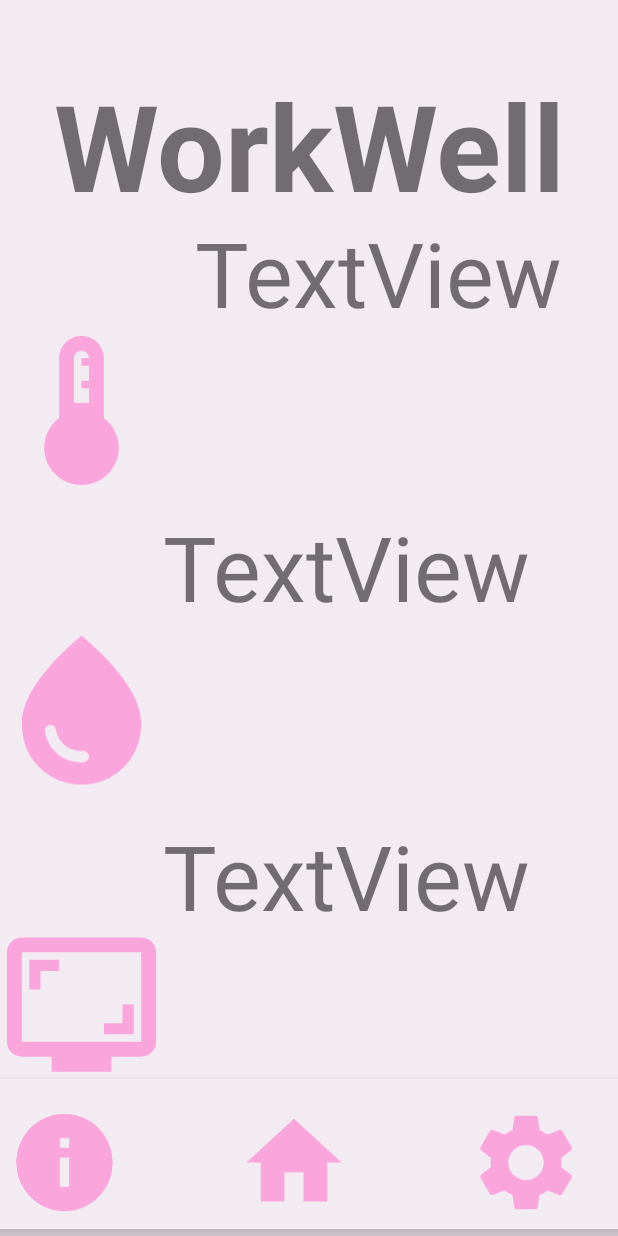
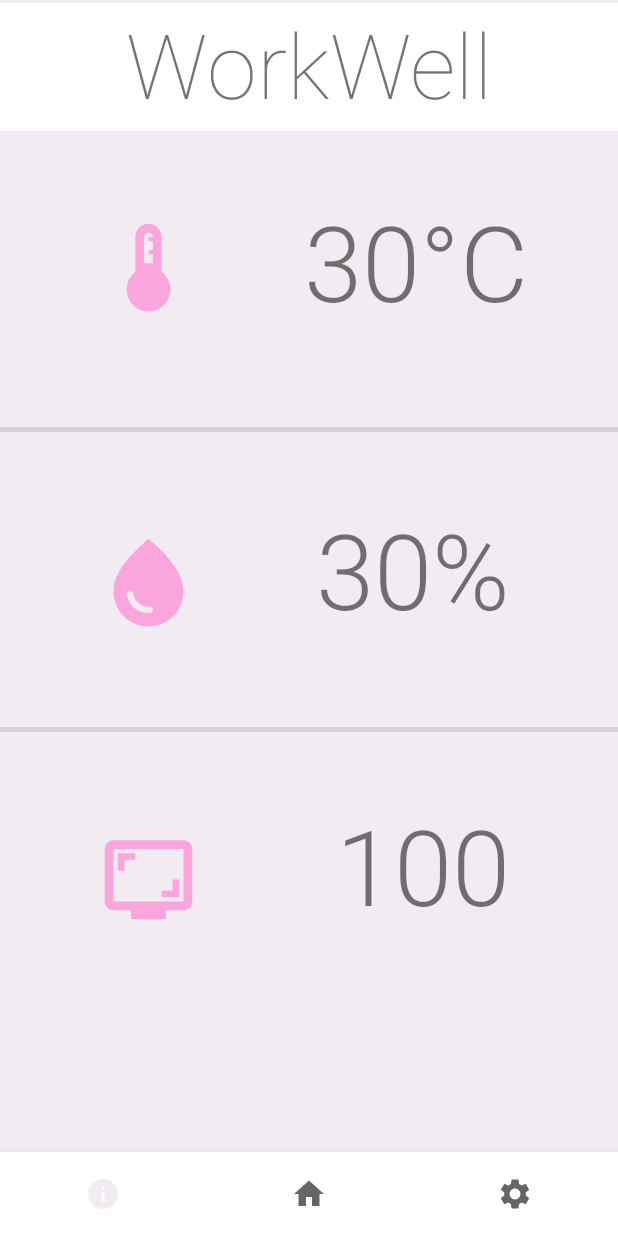
Before and after one commit to chloielam/wellwork, an Android app: the layout activity_main.xml on its own in the app's theme, with its tools: preview values and no code run, on a phone screen of 412 x 824 dp. Run offline under Robolectric (Android 15) with nearby library versions, the phone set to English and light mode, and no system bars.

Commit message:
Home UI.

```diff
--- a/app/src/main/res/layout/activity_main.xml
+++ b/app/src/main/res/layout/activity_main.xml
@@ -7,136 +7,150 @@
     android:background="#F3EBF2"
     tools:context=".view.MainActivity">
 
+
     <TextView
         android:id="@+id/textView"
-        android:layout_width="369dp"
-        android:layout_height="102dp"
+        android:layout_width="0dp"
+        android:layout_height="85dp"
+        android:background="#FFFFFF"
+        android:fontFamily="sans-serif-thin"
+        android:lineSpacingExtra="8sp"
         android:text="@string/workwell"
         android:textAlignment="center"
-        android:textSize="80sp"
-        android:textStyle="bold"
+        android:textAllCaps="false"
+        android:textColor="#787373"
+        android:textSize="60sp"
+        app:layout_constraintBottom_toBottomOf="parent"
+        app:layout_constraintEnd_toEndOf="parent"
+        app:layout_constraintHorizontal_bias="0.0"
+        app:layout_constraintStart_toStartOf="parent"
+        app:layout_constraintTop_toTopOf="parent"
+        app:layout_constraintVertical_bias="0.003" />
+
+    <androidx.constraintlayout.widget.ConstraintLayout
+        android:layout_width="0dp"
+        android:layout_height="0dp"
+        app:layout_constraintBottom_toTopOf="@+id/nav_view"
+        app:layout_constraintEnd_toEndOf="parent"
+        app:layout_constraintStart_toStartOf="parent"
+        app:layout_constraintTop_toBottomOf="@+id/textView">
+
+        <ImageButton
+            android:id="@+id/tempbutton"
+            android:layout_width="70dp"
+            android:layout_height="70dp"
+            android:layout_marginStart="64dp"
+            android:layout_marginTop="56dp"
+            android:adjustViewBounds="false"
+            android:background="#F3EBF2"
+            android:contentDescription="@string/temp_button"
+            android:scaleType="fitXY"
+            android:visibility="visible"
+            app:layout_constraintStart_toStartOf="parent"
+            app:layout_constraintTop_toTopOf="parent"
+            app:srcCompat="@drawable/ic_baseline_device_thermostat_24" />
+
+        <TextView
+            android:id="@+id/tempval"
+            android:layout_width="wrap_content"
+            android:layout_height="wrap_content"
+            android:layout_marginTop="40dp"
+            android:layout_marginEnd="60dp"
+            android:fontFamily="sans-serif-light"
+            android:text="@string/temp_text"
+            android:textAlignment="viewEnd"
+            android:textSize="70sp"
+            app:layout_constraintEnd_toEndOf="parent"
+            app:layout_constraintTop_toTopOf="parent" />
+
+        <ImageButton
+            android:id="@+id/humidbutton"
+            android:layout_width="70dp"
+            android:layout_height="70dp"
+            android:layout_marginStart="64dp"
+            android:layout_marginTop="140dp"
+            android:background="#F3EBF2"
+            android:contentDescription="@string/humid_button"
+            android:scaleType="fitXY"
+            app:layout_constraintStart_toStartOf="parent"
+            app:layout_constraintTop_toBottomOf="@+id/tempbutton"
+            app:srcCompat="@drawable/ic_baseline_water_drop_24" />
+
+        <ImageButton
+            android:id="@+id/distbutton"
+            android:layout_width="70dp"
+            android:layout_height="70dp"
+            android:layout_marginStart="64dp"
+            android:layout_marginTop="128dp"
+            android:background="#F3EBF2"
+            android:contentDescription="@string/dist_button"
+            android:scaleType="fitXY"
+            app:layout_constraintStart_toStartOf="parent"
+            app:layout_constraintTop_toBottomOf="@+id/humidbutton"
+            app:srcCompat="@drawable/ic_baseline_screenshot_monitor_24" />
+
+        <TextView
+            android:id="@+id/humidval"
+            android:layout_width="wrap_content"
+            android:layout_height="wrap_content"
+            android:layout_marginTop="112dp"
+            android:layout_marginEnd="72dp"
+            android:fontFamily="sans-serif-light"
+            android:text="@string/humid_text"
+            android:textAlignment="viewEnd"
+            android:textSize="70sp"
+            app:layout_constraintEnd_toEndOf="parent"
+            app:layout_constraintTop_toBottomOf="@+id/tempval" />
+
+        <View
+            android:id="@+id/divider"
+            android:layout_width="0dp"
+            android:layout_height="3dp"
+            android:layout_marginTop="64dp"
+            android:background="?android:attr/listDivider"
+            app:layout_constraintBottom_toTopOf="@+id/humidval"
+            app:layout_constraintEnd_toEndOf="parent"
+            app:layout_constraintStart_toStartOf="parent"
+            app:layout_constraintTop_toBottomOf="@+id/tempval"
+            app:layout_constraintVertical_bias="0.0" />
+
+        <View
+            android:id="@+id/divider2"
+            android:layout_width="0dp"
+            android:layout_height="3dp"
+            android:background="?android:attr/listDivider"
+            app:layout_constraintBottom_toTopOf="@+id/distval"
+            app:layout_constraintEnd_toEndOf="parent"
+            app:layout_constraintStart_toStartOf="parent"
+            app:layout_constraintTop_toBottomOf="@+id/humidval"
+            app:layout_constraintVertical_bias="0.582" />
+
+        <TextView
+            android:id="@+id/distval"
+            android:layout_width="wrap_content"
+            android:layout_height="wrap_content"
+            android:layout_marginTop="104dp"
+            android:layout_marginEnd="72dp"
+            android:fontFamily="sans-serif-light"
+            android:text="@string/dist_text"
+            android:textAlignment="viewEnd"
+            android:textSize="70sp"
+            app:layout_constraintEnd_toEndOf="parent"
+            app:layout_constraintTop_toBottomOf="@+id/humidval" />
+
+    </androidx.constraintlayout.widget.ConstraintLayout>
+
+    <com.google.android.material.bottomnavigation.BottomNavigationView
+        android:id="@+id/nav_view"
+        android:layout_width="0dp"
+        android:layout_height="wrap_content"
+        android:background="?android:attr/windowBackground"
+        app:labelVisibilityMode="unlabeled"
         app:layout_constraintBottom_toBottomOf="parent"
         app:layout_constraintEnd_toEndOf="parent"
         app:layout_constraintStart_toStartOf="parent"
-        app:layout_constraintTop_toTopOf="parent"
-        app:layout_constraintVertical_bias="0.06" />
-
-    <LinearLayout
-        android:layout_width="119dp"
-        android:layout_height="594dp"
-        android:layout_marginTop="4dp"
-        android:orientation="vertical"
-        app:layout_constraintBottom_toBottomOf="parent"
-        app:layout_constraintEnd_toStartOf="@+id/linearLayout"
-        app:layout_constraintHorizontal_bias="0.613"
-        app:layout_constraintStart_toStartOf="parent"
-        app:layout_constraintTop_toBottomOf="@+id/textView"
-        app:layout_constraintVertical_bias="0.313">
-
-        <ImageView
-            android:id="@+id/imageView3"
-            android:layout_width="match_parent"
-            android:layout_height="198dp"
-            app:srcCompat="@drawable/ic_baseline_device_thermostat_24" />
-
-        <ImageView
-            android:id="@+id/imageView4"
-            android:layout_width="match_parent"
-            android:layout_height="201dp"
-            app:srcCompat="@drawable/ic_baseline_water_drop_24" />
-
-        <ImageView
-            android:id="@+id/imageView5"
-            android:layout_width="match_parent"
-            android:layout_height="191dp"
-            app:srcCompat="@drawable/ic_baseline_screenshot_monitor_24" />
-    </LinearLayout>
-
-    <LinearLayout
-        android:id="@+id/linearLayout"
-        android:layout_width="287dp"
-        android:layout_height="596dp"
-        android:layout_marginTop="63dp"
-        android:layout_marginEnd="16dp"
-        android:layout_marginBottom="128dp"
-        android:orientation="vertical"
-        app:layout_constraintBottom_toBottomOf="parent"
-        app:layout_constraintEnd_toEndOf="parent"
-        app:layout_constraintTop_toBottomOf="@+id/textView"
-        app:layout_constraintVertical_bias="0.625">
-
-        <TextView
-            android:id="@+id/textView3"
-            android:layout_width="match_parent"
-            android:layout_height="196dp"
-            android:text="TextView"
-            android:textAlignment="center"
-            android:textSize="60sp" />
-
-        <TextView
-            android:id="@+id/textView4"
-            android:layout_width="match_parent"
-            android:layout_height="206dp"
-            android:text="TextView"
-            android:textSize="60sp" />
-
-        <TextView
-            android:id="@+id/textView5"
-            android:layout_width="match_parent"
-            android:layout_height="192dp"
-            android:text="TextView"
-            android:textSize="60sp" />
-    </LinearLayout>
-
-    <com.google.android.material.bottomnavigation.BottomNavigationView
-        android:layout_width="470dp"
-        android:layout_height="100dp"
-        android:background="#F3EBF2"
-        app:layout_constraintBottom_toBottomOf="parent"
-        app:layout_constraintEnd_toEndOf="parent"
-        app:layout_constraintHorizontal_bias="0.6"
-        app:layout_constraintStart_toStartOf="parent"
-        app:layout_constraintTop_toTopOf="parent"
-        app:layout_constraintVertical_bias="0.994">
-
-        <LinearLayout
-            android:layout_width="match_parent"
-            android:layout_height="111dp"
-            android:orientation="horizontal">
-
-            <ImageButton
-                android:id="@+id/imageButton4"
-                android:layout_width="154dp"
-                android:layout_height="match_parent"
-                android:background="#00FFFFFF"
-                android:cropToPadding="false"
-                android:scaleType="fitXY"
-                android:scaleX="0.5"
-                android:scaleY="0.7"
-                app:srcCompat="@drawable/ic_baseline_info_24" />
-
-            <ImageButton
-                android:id="@+id/imageButton5"
-                android:layout_width="152dp"
-                android:layout_height="match_parent"
-                android:background="#00FFFFFF"
-                android:scaleType="fitXY"
-                android:scaleX="0.5"
-                android:scaleY="0.7"
-                app:srcCompat="@drawable/ic_baseline_home_24" />
-
-            <ImageButton
-                android:id="@+id/imageButton7"
-                android:layout_width="157dp"
-                android:layout_height="match_parent"
-                android:background="#00FFFFFF"
-                android:scaleType="fitXY"
-                android:scaleX="0.5"
-                android:scaleY="0.7"
-                app:srcCompat="@drawable/ic_baseline_settings_24" />
-
-        </LinearLayout>
-
-    </com.google.android.material.bottomnavigation.BottomNavigationView>
+        app:menu="@menu/bottom_nav_menu"
+        tools:layout_conversion_absoluteHeight="56dp"
+        tools:layout_conversion_absoluteWidth="411dp" />
 
 </androidx.constraintlayout.widget.ConstraintLayout>
--- /dev/null
+++ b/app/src/main/res/menu/bottom_nav_menu.xml
@@ -0,0 +1,20 @@
+<?xml version="1.0" encoding="utf-8"?>
+
+<menu xmlns:android="http://schemas.android.com/apk/res/android">
+
+    <item
+        android:id="@+id/navigation_info"
+        android:icon="@drawable/ic_baseline_info_24"
+        android:title="@string/title_info" />
+
+    <item
+        android:id="@+id/navigation_home"
+        android:icon="@drawable/ic_baseline_home_24"
+        android:title="@string/title_home" />
+
+    <item
+        android:id="@+id/navigation_settings"
+        android:icon="@drawable/ic_baseline_settings_24"
+        android:title="@string/title_settings" />
+
+</menu>
--- a/app/src/main/res/values/colors.xml
+++ b/app/src/main/res/values/colors.xml
@@ -7,4 +7,5 @@
     <color name="teal_700">#FF018786</color>
     <color name="black">#FF000000</color>
     <color name="white">#FFFFFFFF</color>
+    <color name="pink">#F3EBF2</color>
 </resources>
--- a/app/src/main/res/values/strings.xml
+++ b/app/src/main/res/values/strings.xml
@@ -1,4 +1,16 @@
 <resources>
+
     <string name="app_name">WellWork</string>
     <string name="workwell">WorkWell</string>
+    <string name="title_info">Information</string>
+    <string name="title_home">Home</string>
+    <string name="title_settings">Settings</string>
+    <string name="humid_button">Humidity</string>
+    <string name="temp_button">Temperature</string>
+    <string name="dist_button">Screen Distance</string>
+    <string name="humid_text">30%</string>
+    <string name="temp_text">30°C</string>
+    <string name="dist_text">100</string>
+
+
 </resources>
--- a/app/src/main/res/values/themes.xml
+++ b/app/src/main/res/values/themes.xml
@@ -1,9 +1,9 @@
 <resources xmlns:tools="http://schemas.android.com/tools">
     <!-- Base application theme. -->
-    <style name="Theme.WellWork" parent="Theme.MaterialComponents.DayNight.DarkActionBar">
+    <style name="Theme.WellWork" parent="Theme.MaterialComponents.DayNight.NoActionBar">
         <!-- Primary brand color. -->
-        <item name="colorPrimary">@color/purple_500</item>
-        <item name="colorPrimaryVariant">@color/purple_700</item>
+        <item name="colorPrimary">@color/pink</item>
+        <item name="colorPrimaryVariant">@color/pink</item>
         <item name="colorOnPrimary">@color/white</item>
         <!-- Secondary brand color. -->
         <item name="colorSecondary">@color/teal_200</item>
@@ -12,5 +12,6 @@
         <!-- Status bar color. -->
         <item name="android:statusBarColor">?attr/colorPrimaryVariant</item>
         <!-- Customize your theme here. -->
+        <item name="android:windowLayoutInDisplayCutoutMode">shortEdges</item>
     </style>
 </resources>
```
